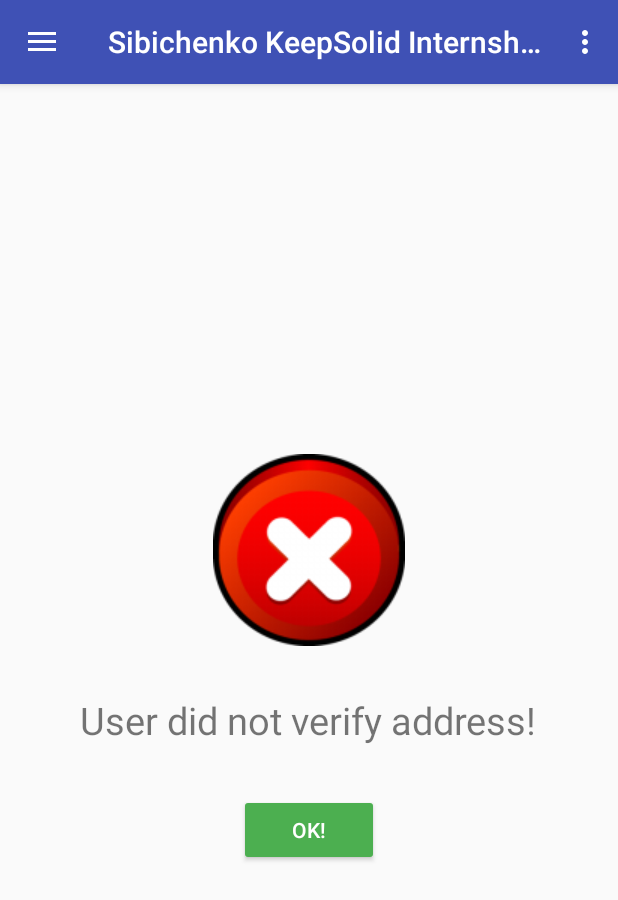
After one commit to VSibi/My_KeepSolid_Internship_app, an Android app: the fragment ThreeFragment placed in its activity, on a phone screen of 412 x 824 dp. The commit adds this screen. Shown: the top 900 px of the screen. Run offline under Robolectric (Android 15) with nearby library versions, the phone set to English and light mode, and no system bars.

Commit message:
Added three fragments and new strings. Replaced version name app.

```diff
--- a/app/build.gradle
+++ b/app/build.gradle
@@ -8,7 +8,7 @@ android {
         minSdkVersion 19
         targetSdkVersion 25
         versionCode 1
-        versionName "1.0"
+        versionName "4.0"
         testInstrumentationRunner "android.support.test.runner.AndroidJUnitRunner"
     }
     buildTypes {
@@ -27,5 +27,6 @@ dependencies {
     compile 'com.android.support:appcompat-v7:25.3.1'
     compile 'com.android.support:design:25.3.1'
     compile 'com.android.support.constraint:constraint-layout:1.0.2'
+    compile 'com.android.support:support-v4:25.3.1'
     testCompile 'junit:junit:4.12'
 }
--- a/app/src/main/java/com/sibich/my_keepsolid_internship_app/SecondActivity.java
+++ b/app/src/main/java/com/sibich/my_keepsolid_internship_app/SecondActivity.java
@@ -73,14 +73,14 @@ public class SecondActivity extends AppCompatActivity
         Intent data = new Intent();
         data.putExtra(EXTRA_ANSWER, email);
         if (isAnswer) {
-            Toast.makeText(this, getResources().getString(R.string.sending_message), Toast.LENGTH_SHORT).show();
+            /*Toast.makeText(this, getResources().getString(R.string.sending_message), Toast.LENGTH_SHORT).show();
 
             Intent emailIntent = new Intent(Intent.ACTION_SEND);
             emailIntent.putExtra(Intent.EXTRA_EMAIL, new String[]{email});
             emailIntent.putExtra(Intent.EXTRA_SUBJECT, "Email subject");
             emailIntent.putExtra(Intent.EXTRA_TEXT, "Message body");
             emailIntent.setType("text/plain");
-            startActivity(Intent.createChooser(emailIntent, "Send Email"));
+            startActivity(Intent.createChooser(emailIntent, "Send Email"));*/
 
             setResult(RESULT_OK, data);
         } else {
--- /dev/null
+++ b/app/src/main/java/com/sibich/my_keepsolid_internship_app/fragments/OneFragment.java
@@ -0,0 +1,86 @@
+package com.sibich.my_keepsolid_internship_app.fragments;
+
+import android.content.Intent;
+import android.os.Bundle;
+import android.support.design.widget.Snackbar;
+import android.support.v4.app.Fragment;
+import android.view.LayoutInflater;
+import android.view.View;
+import android.view.ViewGroup;
+import android.widget.Button;
+import android.widget.CheckBox;
+import android.widget.CompoundButton;
+import android.widget.EditText;
+
+import com.sibich.my_keepsolid_internship_app.MainActivity;
+import com.sibich.my_keepsolid_internship_app.R;
+import com.sibich.my_keepsolid_internship_app.SecondActivity;
+
+public class OneFragment extends Fragment {
+
+    private static final int REQUEST_CODE = 0;
+
+    private EditText mEnterEmailTextView;
+    private Button mClearButton, mSendButton;
+    private CheckBox mAllowCheckBox;
+    private View rootLayout;
+
+    @Override
+    public void onCreate(Bundle savedInstanceState) {
+        super.onCreate(savedInstanceState);
+    }
+
+    @Override
+    public View onCreateView(LayoutInflater inflater, ViewGroup container,
+                             Bundle savedInstanceState) {
+        View v = inflater.inflate(R.layout.fragment_one, container, false);
+
+        rootLayout = v.findViewById(R.id.root_layout_fragment_one);
+
+        mEnterEmailTextView = (EditText) v.findViewById(R.id.et_enter_email);
+        mAllowCheckBox = (CheckBox) v.findViewById(R.id.ch_allow);
+
+        mClearButton = (Button) v.findViewById(R.id.b_clear);
+        mClearButton.setOnClickListener(new View.OnClickListener() {
+            @Override
+            public void onClick(View v) {
+                mEnterEmailTextView.setText("");
+            }
+        });
+
+        mSendButton = (Button) v.findViewById(R.id.b_send);
+        mSendButton.setOnClickListener(new View.OnClickListener() {
+            @Override
+            public void onClick(View v) {
+                if (!mEnterEmailTextView.getText().toString().isEmpty()) {
+                    if (mEnterEmailTextView.getText().toString().contains("@")) {
+                        Intent i = SecondActivity.newIntent(getActivity(), mEnterEmailTextView.getText().toString());
+                        startActivityForResult(i, REQUEST_CODE);
+                    } else {
+                        Snackbar.make(rootLayout, getResources().getString(R.string.error_enter_email), Snackbar.LENGTH_LONG)
+                                .show();
+                    }
+                }
+                else {
+                    Snackbar.make(rootLayout, getResources().getString(R.string.empty_email), Snackbar.LENGTH_LONG)
+                            .show();
+                }
+
+
+            }
+        });
+        mSendButton.setEnabled(false);
+
+        mAllowCheckBox.setOnCheckedChangeListener(new CompoundButton.OnCheckedChangeListener() {
+            @Override
+            public void onCheckedChanged(CompoundButton buttonView, boolean isChecked) {
+                mSendButton.setEnabled(isChecked);
+            }
+        });
+
+
+        return v;
+    }
+
+
+}
--- /dev/null
+++ b/app/src/main/java/com/sibich/my_keepsolid_internship_app/fragments/ThreeFragment.java
@@ -0,0 +1,52 @@
+package com.sibich.my_keepsolid_internship_app.fragments;
+
+
+import android.content.Context;
+import android.os.Bundle;
+import android.support.v4.app.Fragment;
+import android.view.LayoutInflater;
+import android.view.View;
+import android.view.ViewGroup;
+import android.widget.Button;
+
+import com.sibich.my_keepsolid_internship_app.R;
+
+public class ThreeFragment extends Fragment {
+
+    private Button mOkButton;
+
+    public interface onOkEventListener {
+        void buttonOkPressed();
+    }
+    onOkEventListener okEventListener;
+
+    @Override
+    public void onAttach(Context context) {
+        super.onAttach(context);
+        try {
+            okEventListener = (onOkEventListener) context;
+        } catch (ClassCastException e) {
+            throw new ClassCastException(context.toString() + " must implement onOkEventListener");
+        }
+    }
+
+
+    @Override
+    public View onCreateView(LayoutInflater inflater, ViewGroup container,
+                             Bundle savedInstanceState) {
+        View v = inflater.inflate(R.layout.fragment_three, container, false);
+
+        mOkButton = (Button)v.findViewById(R.id.b_ok);
+        mOkButton.setOnClickListener(new View.OnClickListener() {
+            @Override
+            public void onClick(View v) {
+                okEventListener.buttonOkPressed();
+            }
+        });
+
+
+
+        return v;
+    }
+
+}
--- a/app/src/main/res/layout/content_main.xml
+++ b/app/src/main/res/layout/content_main.xml
@@ -1,56 +1,13 @@
 <?xml version="1.0" encoding="utf-8"?>
-<LinearLayout xmlns:android="http://schemas.android.com/apk/res/android"
+<FrameLayout xmlns:android="http://schemas.android.com/apk/res/android"
     xmlns:app="http://schemas.android.com/apk/res-auto"
     xmlns:tools="http://schemas.android.com/tools"
     android:layout_width="match_parent"
     android:layout_height="match_parent"
-    android:gravity="center_horizontal"
-    android:orientation="vertical"
     app:layout_behavior="@string/appbar_scrolling_view_behavior"
     tools:context="com.sibich.my_keepsolid_internship_app.MainActivity"
-    tools:showIn="@layout/app_bar_main">
-
-    <EditText
-        android:id="@+id/et_enter_email"
-        android:layout_width="wrap_content"
-        android:layout_height="wrap_content"
-        android:layout_margin="20dp"
-        android:textSize="25sp"
-        android:hint="@string/enter_email"
-        android:inputType="textEmailAddress" />
-
-    <CheckBox
-        android:id="@+id/ch_allow"
-        android:layout_width="wrap_content"
-        android:layout_height="wrap_content"
-        android:layout_margin="16dp"
-        android:text="@string/allow" />
+    tools:showIn="@layout/app_bar_main"
+    android:id="@+id/fragmentContainer">
 
 
-    <LinearLayout
-        android:layout_width="match_parent"
-        android:layout_height="wrap_content"
-        android:orientation="horizontal">
-
-
-        <Button
-            android:id="@+id/b_clear"
-            android:layout_width="wrap_content"
-            android:layout_height="wrap_content"
-            android:layout_margin="8dp"
-            android:layout_weight="1"
-            android:text="@string/clear"
-            android:theme="@style/MyRedButton" />
-
-        <Button
-            android:id="@+id/b_send"
-            android:layout_width="wrap_content"
-            android:layout_height="wrap_content"
-            android:layout_margin="8dp"
-            android:layout_weight="1"
-            android:text="@string/send"
-            android:theme="@style/MyGreenButton" />
-    </LinearLayout>
-
-
-</LinearLayout>
+</FrameLayout>
--- /dev/null
+++ b/app/src/main/res/layout/fragment_three.xml
@@ -0,0 +1,34 @@
+<LinearLayout xmlns:android="http://schemas.android.com/apk/res/android"
+    xmlns:tools="http://schemas.android.com/tools"
+    android:layout_width="match_parent"
+    android:layout_height="match_parent"
+    android:gravity="center"
+    android:orientation="vertical"
+    tools:context="com.sibich.my_keepsolid_internship_app.fragments.ThreeFragment">
+
+    <ImageView
+        android:layout_width="wrap_content"
+        android:layout_height="wrap_content"
+        android:layout_margin="16dp"
+        android:background="@drawable/close_icon" />
+
+
+    <TextView
+        android:layout_width="wrap_content"
+        android:layout_height="wrap_content"
+        android:layout_margin="16dp"
+        android:gravity="center"
+        android:text="@string/error_send_message"
+        android:textSize="25sp" />
+
+    <Button
+        android:id="@+id/b_ok"
+        android:layout_width="wrap_content"
+        android:layout_height="wrap_content"
+        android:layout_margin="16dp"
+        android:paddingLeft="35dp"
+        android:paddingRight="35dp"
+        android:text="@string/ok"
+        android:theme="@style/MyGreenButton" />
+
+</LinearLayout>
--- a/app/src/main/res/values/strings.xml
+++ b/app/src/main/res/values/strings.xml
@@ -16,6 +16,12 @@
     <string name="allow">Allow</string>
     <string name="sending_message">Sending message ...</string>
     <string name="error_send_message">User did not verify address!</string>
+    <string name="user_confirmed_address">User confirmed address!</string>
     <string name="empty_email">The email should not be empty!</string>
     <string name="error_enter_email">Incorrect email!</string>
+    <string name="ok">Ok!</string>
+
+    <!-- TODO: Remove or change this placeholder text -->
+    <string name="hello_blank_fragment">Hello blank fragment</string>
+
 </resources>
```
Also changed, not shown: app/src/main/java/com/sibich/my_keepsolid_internship_app/CurrentSelectedFragment.java (added, +7 -0 lines), app/src/main/java/com/sibich/my_keepsolid_internship_app/MainActivity.java (+50 -58 lines), app/src/main/java/com/sibich/my_keepsolid_internship_app/fragments/TwoFragment.java (added, +56 -0 lines), app/src/main/res/layout/fragment_one.xml (added, +53 -0 lines), app/src/main/res/layout/fragment_two.xml (added, +34 -0 lines), app/src/main/res/drawable/close_icon.png (added), app/src/main/res/drawable/ok_icon.png (added), 1 other file.
